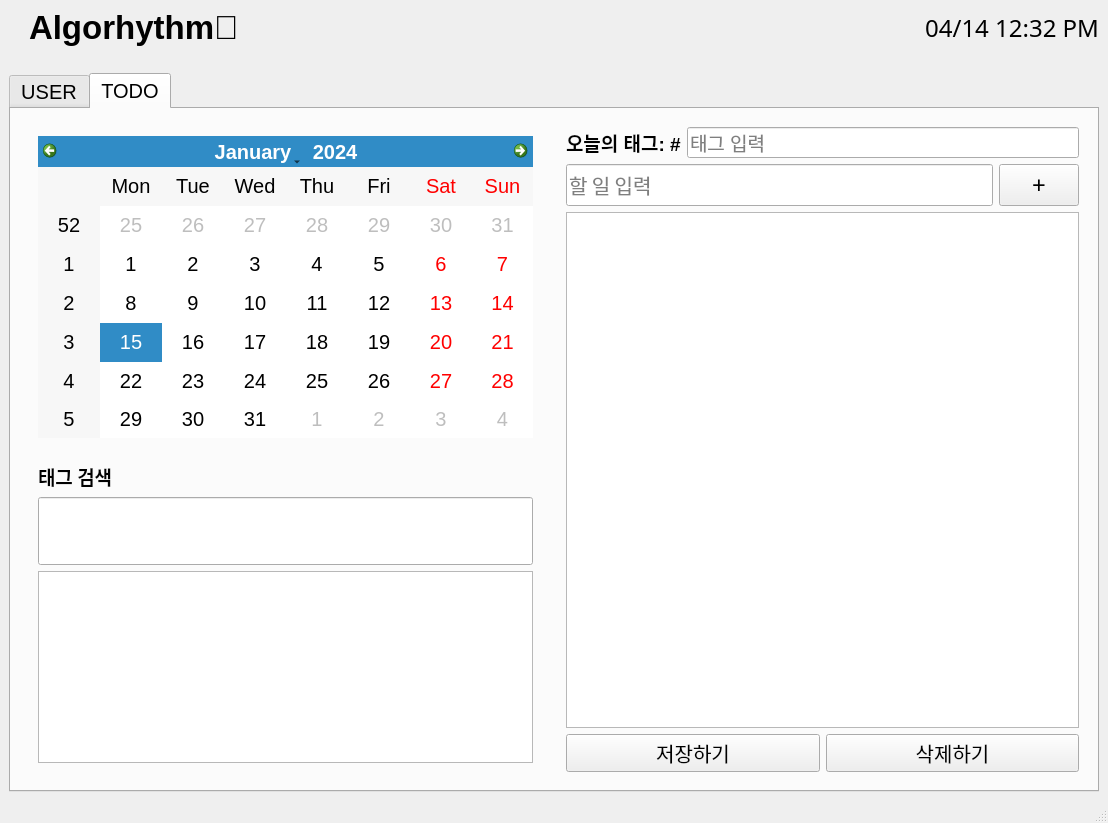
First picture: the form in Algorhythm/algorhythm.ui, repository MIN60/Algorhythm, before the edit.
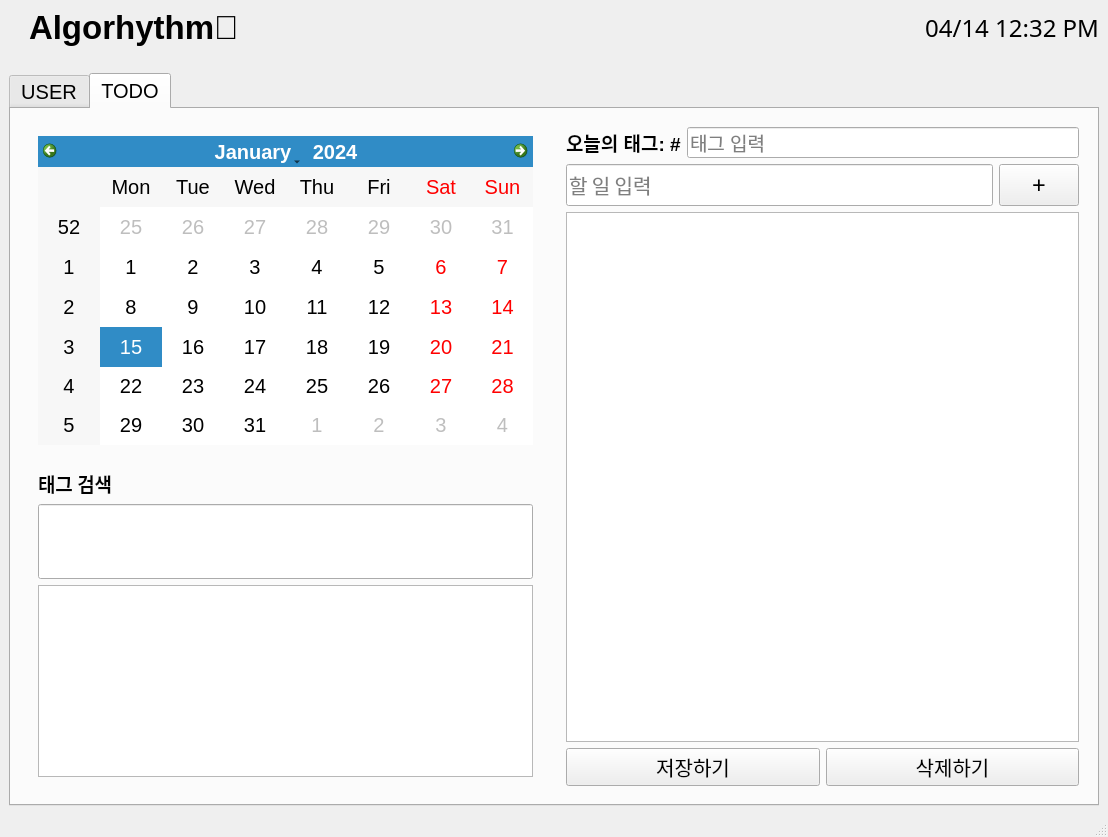
Second picture: the form after the edit. The open tabs and pages were chosen to show the change. Custom widgets are drawn as their Qt base class.

Commit message: Chore/#25: Change chart color

The edit to the form file:
```diff
--- a/Algorhythm/algorhythm.ui
+++ b/Algorhythm/algorhythm.ui
@@ -7,7 +7,7 @@
     <x>0</x>
     <y>0</y>
     <width>1108</width>
-    <height>823</height>
+    <height>837</height>
    </rect>
   </property>
   <property name="windowTitle">
```
Left out of the diff: 2 changed lines with no effect on the pictures. The commit also changes 2 other files.
